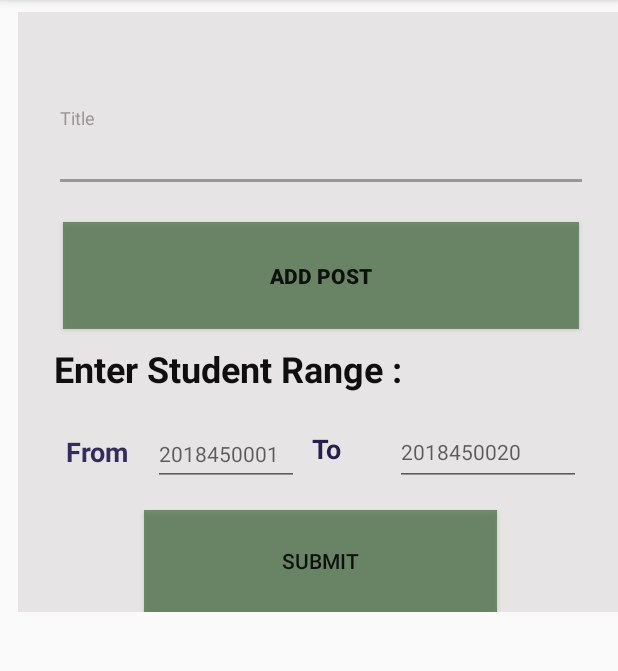
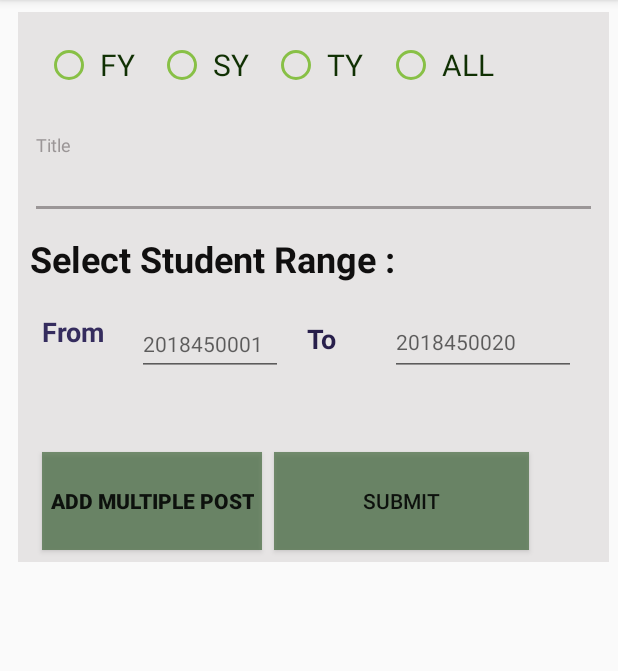
Before and after one commit to Deven1997/Ballot, an Android app: the fragment Add_ElectionFragment shown on its own in the app's theme, on a phone screen of 412 x 824 dp, the part 84-755 px from its top. Run offline under Robolectric (Android 15) with nearby library versions, the phone set to English and light mode, and no system bars.

Commit message:
26/09/2019 commit

```diff
--- a/app/src/main/java/com/example/abc/ballot/Add_ElectionFragment.java
+++ b/app/src/main/java/com/example/abc/ballot/Add_ElectionFragment.java
@@ -7,11 +7,25 @@ import android.support.v4.app.Fragment;
 import android.view.LayoutInflater;
 import android.view.View;
 import android.view.ViewGroup;
+import android.widget.BaseAdapter;
 import android.widget.Button;
+import android.widget.EditText;
+import android.widget.ListView;
+import android.widget.TextView;
+import android.widget.Toast;
 
-public class Add_ElectionFragment extends Fragment {
+import java.util.List;
+
+public class Add_ElectionFragment extends Fragment{
     View view;
     Button addpostbtn;
+
+    int i = 0;
+    EditText editText_electionname;
+    TextView electionname,temp;
+
+
+    String ename = "Election name will appear here";
     public Add_ElectionFragment() {
     }
 
@@ -20,17 +34,27 @@ public class Add_ElectionFragment extends Fragment {
     public View onCreateView(@NonNull LayoutInflater inflater, @Nullable ViewGroup container, @Nullable Bundle savedInstanceState) {
         view = inflater.inflate(R.layout.add_election_fragment,container,false);
         addpostbtn = view.findViewById(R.id.addpost_btn);
+
+        electionname = view.findViewById(R.id.textview_title_id);
+        temp = view.findViewById(R.id.tempid);
+
         addpostbtn.setOnClickListener(new View.OnClickListener() {
             @Override
             public void onClick(View view) {
-                openDailog();
+               openDailog();
+
             }
         });
+
         return view;
     }
     public void openDailog()
     {
         add_post_dailog dailog_object = new add_post_dailog();
         dailog_object.show(getFragmentManager(),"add post Dailog");
+        ename = dailog_object.pname;
+        electionname.setText(ename);
     }
+
+
 }
--- a/app/src/main/java/com/example/abc/ballot/LoginActivity.java
+++ b/app/src/main/java/com/example/abc/ballot/LoginActivity.java
@@ -54,6 +54,7 @@ public class LoginActivity extends AppCompatActivity {
                         reff = FirebaseDatabase.getInstance().getReference().child("students");
                         myid = input_id.getText().toString().trim();
                         mypassword = input_pass.getText().toString().trim();
+
 
                         reff.addValueEventListener(new ValueEventListener() {
                             @Override
--- a/app/src/main/res/drawable/custom_button.xml
+++ b/app/src/main/res/drawable/custom_button.xml
@@ -7,8 +7,7 @@
         android:angle="45"
         android:centerX="35%"
         android:centerColor="#36C3FF"
-        android:startColor="#12AAD9"
-        android:endColor="#1ADBB5"
+
         android:type="linear"
         />
     <padding
--- a/app/src/main/res/layout/activity_add_post_dailog.xml
+++ b/app/src/main/res/layout/activity_add_post_dailog.xml
@@ -6,6 +6,7 @@
     android:layout_width="match_parent"
     android:layout_height="wrap_content"
     android:background="#2C877A7A"
+    tools:context=".add_post_dailog"
     android:padding="15dp">
 
 
@@ -34,7 +35,7 @@
     </android.support.design.widget.TextInputLayout>
 
     <EditText
-        android:id="@+id/ETAdd_description"
+        android:id="@+id/edit_Add_description"
         android:layout_width="364dp"
         android:layout_height="81dp"
         android:layout_marginStart="8dp"
--- a/app/src/main/res/layout/add_election_fragment.xml
+++ b/app/src/main/res/layout/add_election_fragment.xml
@@ -9,27 +9,105 @@
     <ScrollView
         android:layout_width="fill_parent"
         android:layout_height="fill_parent"
-        android:foregroundGravity="center"
         android:layout_marginStart="8dp"
         android:layout_marginLeft="8dp"
         android:layout_marginTop="8dp"
         android:layout_marginBottom="8dp"
         android:fitsSystemWindows="true"
+        android:foregroundGravity="center"
         app:layout_constraintBottom_toBottomOf="parent"
         app:layout_constraintStart_toStartOf="parent"
         app:layout_constraintTop_toTopOf="parent">
 
+
         <LinearLayout
             android:layout_width="match_parent"
-            android:layout_height="wrap_content"
+            android:layout_height="match_parent"
+            android:layout_marginRight="10dp"
+            android:background="#2C877A7A"
             android:gravity="center"
-            android:background="#2C877A7A"
             android:orientation="vertical"
-            android:paddingLeft="24dp"
-            android:paddingTop="56dp"
-            android:paddingRight="24dp"
+            android:paddingLeft="8dp"
+            android:paddingTop="8dp"
+            android:paddingRight="8dp"
             android:weightSum="1">
 
+
+            <RadioGroup xmlns:android="http://schemas.android.com/apk/res/android"
+                android:id="@+id/radiogrp_class_id"
+                android:layout_width="match_parent"
+
+                android:layout_height="50dp"
+                android:layout_marginStart="8dp"
+                android:layout_marginLeft="3dp"
+                android:layout_marginTop="8dp"
+                android:layout_marginEnd="8dp"
+                android:layout_marginRight="8dp"
+                android:layout_marginBottom="8dp"
+                android:orientation="horizontal"
+                app:layout_constraintBottom_toBottomOf="parent"
+                app:layout_constraintEnd_toEndOf="parent"
+                app:layout_constraintHorizontal_bias="0.0"
+                app:layout_constraintStart_toStartOf="parent"
+                app:layout_constraintTop_toTopOf="parent"
+                app:layout_constraintVertical_bias="0.107">
+
+
+
+                    <RadioButton
+                        android:id="@+id/radio_fy"
+                        android:layout_width="wrap_content"
+                        android:layout_height="wrap_content"
+                        android:layout_marginLeft="2dp"
+                        android:layout_marginTop="3dp"
+                        android:buttonTint="#88C046"
+
+                        android:text=" FY"
+                        android:textColor="#103003"
+                        android:textSize="20sp"
+                        android:textStyle="normal" />
+
+
+                    <RadioButton
+                        android:id="@+id/radio_sy"
+                        android:layout_width="wrap_content"
+                        android:layout_height="wrap_content"
+                        android:layout_marginLeft="15dp"
+                        android:layout_marginTop="3dp"
+                        android:buttonTint="#88C046"
+
+                        android:text=" SY"
+                        android:textColor="#103003"
+                        android:textSize="20sp"
+                        android:textStyle="normal" />
+
+                <RadioButton
+                    android:id="@+id/radio_ty"
+                    android:layout_width="wrap_content"
+                    android:layout_height="wrap_content"
+                    android:layout_marginLeft="15dp"
+                    android:layout_marginTop="3dp"
+                    android:buttonTint="#88C046"
+
+                    android:text=" TY"
+                    android:textColor="#103003"
+                    android:textSize="20sp"
+                    android:textStyle="normal" />
+
+                <RadioButton
+                    android:id="@+id/radio_all"
+                    android:layout_width="wrap_content"
+                    android:layout_height="wrap_content"
+                    android:layout_marginLeft="15dp"
+                    android:layout_marginTop="3dp"
+                    android:buttonTint="#88C046"
+
+                    android:text=" ALL"
+                    android:textColor="#103003"
+                    android:textSize="20sp"
+                    android:textStyle="normal" />
+
+            </RadioGroup>
 
             <android.support.design.widget.TextInputLayout
                 android:layout_width="match_parent"
@@ -38,7 +116,7 @@
                 android:layout_marginTop="8dp">
 
                 <EditText
-                    android:id="@+id/edit_postname_id"
+                    android:id="@+id/edit_title_id"
                     android:layout_width="match_parent"
                     android:layout_height="wrap_content"
                     android:layout_marginTop="20dp"
@@ -46,22 +124,12 @@
                     android:inputType="textCapWords" />
             </android.support.design.widget.TextInputLayout>
 
-            <Button
-                android:id="@+id/addpost_btn"
-                android:layout_width="344dp"
-                android:layout_height="71dp"
-                android:layout_marginTop="20dp"
-                android:background="#AE3F663A"
-                android:gravity="center"
-                android:text="Add Post"
-                android:textAlignment="center"
-                android:textStyle="bold" />
-
             <TextView
+                android:id="@+id/tempid"
                 android:layout_width="match_parent"
                 android:layout_height="wrap_content"
                 android:layout_marginTop="10dp"
-                android:text="Enter Student Range :"
+                android:text="Select Student Range :"
                 android:textColor="#100F0F"
                 android:textSize="24sp"
                 android:textStyle="bold"
@@ -94,7 +162,7 @@
                     app:layout_constraintHorizontal_bias="0.0"
                     app:layout_constraintStart_toStartOf="parent"
                     app:layout_constraintTop_toTopOf="parent"
-                    app:layout_constraintVertical_bias="0.826" />
+                    app:layout_constraintVertical_bias="0.0" />
 
                 <EditText
                     android:id="@+id/ETEnterFrom"
@@ -161,24 +229,74 @@
 
             </android.support.constraint.ConstraintLayout>
 
+
+            <TextView
+                android:id="@+id/textview_title_id"
+                android:layout_width="wrap_content"
+                android:layout_height="wrap_content"
+                android:textAppearance="@style/Base.TextAppearance.AppCompat.Large"
+                android:gravity="center"
+                android:layout_marginTop="5dp"
+                android:textStyle="bold"/>
+
+            <ListView
+                android:id="@+id/list_id"
+                android:layout_width="match_parent"
+                android:layout_height="wrap_content">
+
+            </ListView>
+
+            <android.support.constraint.ConstraintLayout
+                android:layout_width="match_parent"
+                android:layout_height="wrap_content"
+                >
+
+                <Button
+                    android:id="@+id/addpost_btn"
+                    android:layout_width="wrap_content"
+                    android:layout_height="65dp"
+                    android:layout_marginStart="8dp"
+                    android:layout_marginLeft="8dp"
+                    android:layout_marginTop="8dp"
+
+                    android:layout_marginEnd="8dp"
+                    android:layout_marginRight="8dp"
+                    android:layout_marginBottom="8dp"
+                    android:background="#AE3F663A"
+                    android:paddingLeft="5dp"
+                    android:paddingRight="5dp"
+                    android:text="Add Multiple Post"
+                    android:textAlignment="center"
+                    android:textStyle="bold"
+                    app:layout_constraintBottom_toBottomOf="parent"
+                    app:layout_constraintEnd_toEndOf="parent"
+                    app:layout_constraintHorizontal_bias="0.0"
+                    app:layout_constraintStart_toStartOf="parent"
+                    app:layout_constraintTop_toTopOf="parent"
+                    app:layout_constraintVertical_bias="1.0" />
+
                 <Button
                     android:id="@+id/BTN_submit"
-                android:layout_width="235dp"
-                android:layout_height="68dp"
+                    android:layout_width="170dp"
+                    android:layout_height="65dp"
                     android:layout_marginStart="8dp"
                     android:layout_marginLeft="8dp"
                     android:layout_marginTop="8dp"
                     android:layout_marginEnd="8dp"
                     android:layout_marginRight="8dp"
+                    android:layout_marginBottom="8dp"
                     android:background="#AE3F663A"
                     android:clickable="true"
                     android:text="SUBMIT"
                     app:layout_constraintBottom_toBottomOf="parent"
                     app:layout_constraintEnd_toEndOf="parent"
-                app:layout_constraintHorizontal_bias="0.534"
-                app:layout_constraintStart_toStartOf="@+id/TVFrom"
-                app:layout_constraintTop_toTopOf="@+id/TVTo"
-                app:layout_constraintVertical_bias="1.0" />
+                    app:layout_constraintHorizontal_bias="0.0"
+                    app:layout_constraintStart_toEndOf="@+id/addpost_btn"
+                    app:layout_constraintTop_toTopOf="parent"
+                    app:layout_constraintVertical_bias="0.0" />
+
+            </android.support.constraint.ConstraintLayout>
+
 
 
         </LinearLayout>
--- a/app/src/main/res/values/strings.xml
+++ b/app/src/main/res/values/strings.xml
@@ -25,6 +25,12 @@
         <item>COMPS</item>
     </string-array>
 
+    <string-array name="CLASSES">
+        <item>FY</item>
+        <item>SY</item>
+        <item>TY</item>
+    </string-array>
+
     <!-- TODO: Remove or change this placeholder text -->
     <string name="hello_blank_fragment">Hello blank fragment</string>
 </resources>
```
Also changed, not shown: app/src/main/AndroidManifest.xml (+14 -7 lines), app/src/main/java/com/example/abc/ballot/add_post_dailog.java (+15 -3 lines), app/src/main/res/layout/post_list.xml (added, +28 -0 lines). Lines whose indentation alone changed are shown as unchanged.
